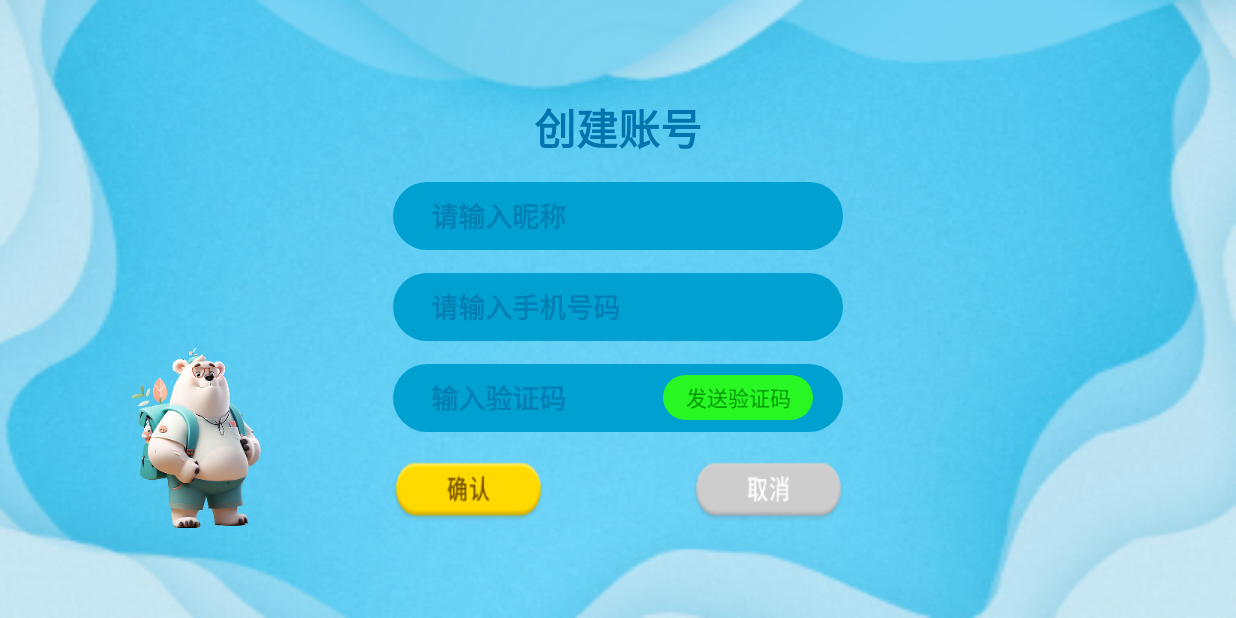
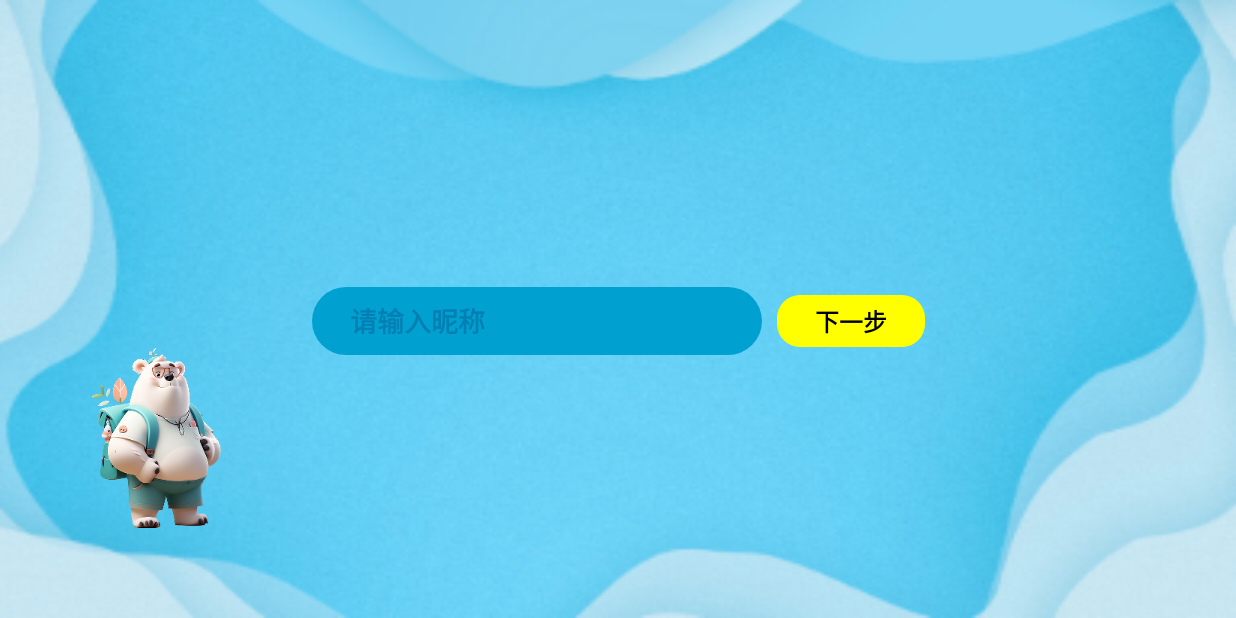
Before and after one commit to OnlyYuan/childrensmall, an Android app: the LoginActivity screen opened directly, with no data from a screen before it, on a phone screen of 824 x 412 dp (held sideways). Run offline under Robolectric (Android 15) with nearby library versions, the phone set to English and light mode, and no system bars; our stand-ins replace EventBus, data binding; libraries missing offline, so code that uses them is left out: com.gyf.immersionbar; 1 statement that could not run was skipped.

Commit message:
跟读和登录

```diff
--- a/app/src/main/java/com/cds/childrensmall/service/ClientSocketService.kt
+++ b/app/src/main/java/com/cds/childrensmall/service/ClientSocketService.kt
@@ -5,6 +5,7 @@ import android.content.Intent
 import android.os.IBinder
 import android.util.Log
 import com.cds.childrensmall.common.mainTouchStoryBtn
+import com.cds.childrensmall.common.readNextVoiceBtn
 import com.cds.childrensmall.common.readStartReadBtn
 import com.cds.childrensmall.common.unitySmallToBigString
 import com.cds.childrensmall.util.MySocket
@@ -77,7 +78,7 @@ class ClientSocketService : Service() {
     fun onReceiveMsg(msg: String){
         //Log.i("11","--->service ${msg}")
         when(msg){
-            readStartReadBtn->{//服务器返回的跟读
+            readStartReadBtn, readNextVoiceBtn ->{//服务器返回的跟读
 
             }
             else->{
--- a/app/src/main/java/com/cds/childrensmall/ui/LoginActivity.kt
+++ b/app/src/main/java/com/cds/childrensmall/ui/LoginActivity.kt
@@ -12,6 +12,7 @@ import com.cds.childrensmall.R
 import com.cds.childrensmall.base.BaseActivity
 import com.cds.childrensmall.databinding.ActivityLoginBinding
 import com.cds.childrensmall.util.SharedPreferencesUtils
+import com.cds.childrensmall.util.SoftKeyboardUtils
 import com.cds.childrensmall.util.net.DataHandler
 import com.cds.childrensmall.viewmodel.LoginViewModel
 import kotlinx.coroutines.launch
@@ -39,6 +40,54 @@ class LoginActivity : BaseActivity(), View.OnClickListener {
         mBinding.codeBtn.setOnClickListener(this)
         mBinding.cancelBtn.setOnClickListener(this)
         mBinding.confirmBtn.setOnClickListener(this)
+        mBinding.nextBtn.setOnClickListener(this)
+
+        mBinding.nickName.setOnFocusChangeListener { v, hasFocus ->
+            if (hasFocus){
+                mBinding.nickLayout.visibility = View.VISIBLE
+                mBinding.codeLayout.visibility = View.GONE
+                mBinding.phoneLayout.visibility = View.GONE
+                mBinding.title.visibility = View.GONE
+            }
+        }
+
+        mBinding.code.setOnFocusChangeListener { v, hasFocus ->
+            if (hasFocus){
+                mBinding.nickLayout.visibility = View.GONE
+                mBinding.codeLayout.visibility = View.VISIBLE
+                mBinding.phoneLayout.visibility = View.GONE
+                mBinding.title.visibility = View.GONE
+            }
+        }
+
+        mBinding.phoneNum.setOnFocusChangeListener { v, hasFocus ->
+            if (hasFocus){
+                mBinding.nickLayout.visibility = View.GONE
+                mBinding.codeLayout.visibility = View.GONE
+                mBinding.phoneLayout.visibility = View.VISIBLE
+                mBinding.title.visibility = View.GONE
+            }
+        }
+
+        //监听键盘搜索
+        SoftKeyboardUtils.setOnStatusChangedListener(
+            this@LoginActivity,
+            onStatusChangedListener = {
+                if (!it) {//隐藏键盘
+                    showAllView()
+                    mBinding.phoneNum.clearFocus()
+                    mBinding.nickName.clearFocus()
+                    mBinding.code.clearFocus()
+                }
+            })
+
+    }
+
+    private fun showAllView(){
+        mBinding.nickLayout.visibility = View.VISIBLE
+        mBinding.codeLayout.visibility = View.VISIBLE
+        mBinding.phoneLayout.visibility = View.VISIBLE
+        mBinding.title.visibility = View.VISIBLE
     }
 
     private fun initView() {
@@ -67,10 +116,23 @@ class LoginActivity : BaseActivity(), View.OnClickListener {
                    isCan =false
                    mBinding.codeBtn.text = countTime.toString()
                }
+               mBinding.phoneLayout.visibility = View.GONE
+               mBinding.codeLayout.visibility = View.VISIBLE
+               mBinding.code.isFocusable = true
+               mBinding.code.requestFocus()
+               mBinding.code.findFocus()
            }
 
            mBinding.cancelBtn->{
 
+           }
+
+           mBinding.nextBtn->{
+                 mBinding.phoneLayout.visibility = View.VISIBLE
+                 mBinding.nickLayout.visibility = View.GONE
+                 mBinding.phoneNum.isFocusable = true
+                 mBinding.phoneNum.requestFocus()
+                 mBinding.phoneNum.findFocus()
            }
 
            mBinding.confirmBtn->{
--- /dev/null
+++ b/app/src/main/java/com/cds/childrensmall/util/SoftKeyboardUtils.kt
@@ -0,0 +1,94 @@
+package com.cds.childrensmall.util
+
+import android.app.Activity
+import android.content.Context
+import android.graphics.Rect
+import android.view.View
+import android.view.inputmethod.InputMethodManager
+import android.widget.EditText
+import java.util.concurrent.atomic.AtomicBoolean
+
+object SoftKeyboardUtils {
+
+    /**
+     * 软键盘显示隐藏监听
+     *
+     * @param onStatusChangedListener   软键盘显示隐藏回调。true：显示；false：隐藏；
+     */
+    fun setOnStatusChangedListener(activity: Activity, onStatusChangedListener: (Boolean) -> Unit) {
+        val isShown = AtomicBoolean(false)//纪录根视图的显示高度
+        activity.window.decorView.viewTreeObserver.addOnGlobalLayoutListener {
+            val isShowing = isShowing(activity)
+            if (isShown.compareAndSet(!isShowing, isShowing)) {
+                onStatusChangedListener(isShowing)
+            }
+        }
+    }
+
+    /**
+     * 显示键盘
+     */
+    fun show(editText: EditText) {
+        editText.requestFocus()
+        editText.context.inputMethodManager.showSoftInput(
+            editText,
+            InputMethodManager.SHOW_IMPLICIT
+        )
+    }
+
+    /**
+     * 隐藏键盘
+     */
+    fun hide(view: View) {
+        view.context.inputMethodManager.hideSoftInputFromWindow(view.windowToken, 0)
+    }
+
+    /**
+     * 隐藏键盘
+     */
+    fun hide(activity: Activity) {
+        activity.currentFocus?.let {
+            hide(it)
+        }
+    }
+
+    /**
+     * 判断软键盘是否弹出
+     */
+    fun isShowing(activity: Activity): Boolean {
+        return getSoftKeyboardHeight(activity) > 0
+    }
+
+    /**
+     * 获取软键盘高度。
+     * 注意：需要在软键盘弹出后获取
+     */
+    fun getSoftKeyboardHeight(activity: Activity): Int {
+        val decorView = activity.window.decorView
+        val screenHeight = decorView.height
+        val statusBarHeight = getStatusBarHeight(activity)
+        val navigationBarHeight = getNavigationBarHeight(activity)
+        val r = Rect()
+        decorView.getWindowVisibleDisplayFrame(r)//可见的内容区域
+        val displayHeight: Int = r.bottom - r.top
+        return screenHeight - statusBarHeight - navigationBarHeight - displayHeight
+    }
+
+    /**
+     * 获得状态栏高度
+     */
+    fun getStatusBarHeight(context: Context): Int {
+        val resources = context.applicationContext.resources
+        val resourceId = resources.getIdentifier("status_bar_height", "dimen", "android")
+        return resources.getDimensionPixelSize(resourceId)
+    }
+
+    /**
+     * 获取底部导航栏高度
+     */
+    fun getNavigationBarHeight(context: Context): Int {
+        val resources = context.applicationContext.resources
+        val resourceId = resources.getIdentifier("navigation_bar_height", "dimen", "android")
+        return resources.getDimensionPixelSize(resourceId)
+    }
+}
--- a/app/src/main/java/com/cds/childrensmall/util/Utils.kt
+++ b/app/src/main/java/com/cds/childrensmall/util/Utils.kt
@@ -5,6 +5,7 @@ import android.content.res.AssetManager
 import android.content.res.Resources
 import android.text.Spannable
 import android.text.SpannableStringBuilder
+import android.view.inputmethod.InputMethodManager
 import java.io.BufferedReader
 import java.io.IOException
 import java.io.InputStreamReader
@@ -194,7 +195,7 @@ var totalSessionId = "000"
 
 //当前关卡进度
 var totalCurrentLevel = 0
-
+val Context.inputMethodManager: InputMethodManager get() = applicationContext.getSystemService(Context.INPUT_METHOD_SERVICE) as InputMethodManager
 /**
  * 分割图片的地址 eg  img:/profile/images/v2/cat.png
  */
--- /dev/null
+++ b/app/src/main/res/drawable/yellow_btn_shape.xml
@@ -0,0 +1,9 @@
+<?xml version="1.0" encoding="utf-8"?>
+<shape xmlns:android="http://schemas.android.com/apk/res/android"
+    android:shape="rectangle" >
+    <solid android:color="@color/yellow" />
+    <corners
+        android:radius="15dp"
+        />
+
+</shape>
--- a/app/src/main/res/layout/activity_login.xml
+++ b/app/src/main/res/layout/activity_login.xml
@@ -22,7 +22,7 @@
 
         <LinearLayout
             android:id="@+id/linearLayout"
-            android:layout_width="300dp"
+            android:layout_width="wrap_content"
             android:layout_height="wrap_content"
             android:orientation="vertical"
             android:gravity="center"
@@ -32,6 +32,7 @@
             app:layout_constraintTop_toTopOf="parent">
 
             <TextView
+                android:id="@+id/title"
                 android:layout_width="wrap_content"
                 android:layout_height="wrap_content"
                 android:text="创建账号"
@@ -40,6 +41,12 @@
                 android:textSize="28sp"
                 />
 
+            <LinearLayout
+                android:id="@+id/nickLayout"
+                android:layout_width="wrap_content"
+                android:layout_height="45dp"
+                android:orientation="horizontal"
+                android:layout_marginTop="15dp">
 
                 <EditText
                     android:id="@+id/nickName"
@@ -50,9 +57,31 @@
                     android:textColor="@color/text_blue"
                     android:textStyle="bold"
                     android:paddingStart="25dp"
-                android:layout_marginTop="15dp"
                     android:imeOptions="flagNoExtractUi"
                     android:background="@drawable/login_input_bg_shape"/>
+
+                <TextView
+                    android:id="@+id/nextBtn"
+                    android:layout_width="wrap_content"
+                    android:layout_height="wrap_content"
+                    android:background="@drawable/yellow_btn_shape"
+                    android:gravity="center"
+                    android:paddingHorizontal="25dp"
+                    android:paddingVertical="5dp"
+                    android:text="@string/next_step_string"
+                    android:textColor="@color/black"
+                    android:textStyle="bold"
+                    android:textSize="16sp"
+                    android:layout_marginStart="10dp"
+                    />
+            </LinearLayout>
+
+        <LinearLayout
+            android:id="@+id/phoneLayout"
+            android:layout_width="wrap_content"
+            android:layout_height="45dp"
+            android:orientation="horizontal"
+            android:layout_marginTop="15dp">
 
             <EditText
                 android:id="@+id/phoneNum"
@@ -65,32 +94,8 @@
                 android:textColor="@color/text_blue"
                 android:textStyle="bold"
                 android:paddingStart="25dp"
-                android:layout_marginTop="15dp"
                 android:background="@drawable/login_input_bg_shape"/>
 
-
-            <LinearLayout
-                android:layout_width="300dp"
-                android:layout_height="45dp"
-                android:orientation="horizontal"
-                android:layout_marginTop="15dp"
-                android:gravity="center_vertical"
-                android:background="@drawable/login_input_bg_shape"
-                >
-
-                <EditText
-                    android:id="@+id/code"
-                    android:layout_width="180dp"
-                    android:layout_height="45dp"
-                    android:background="@null"
-                    android:hint="输入验证码"
-                    android:imeOptions="flagNoExtractUi"
-                    android:inputType="number"
-                    android:textColorHint="@color/text_hint_blue"
-                    android:textColor="@color/text_blue"
-                    android:textStyle="bold"
-                    android:paddingStart="25dp"
-                    />
 
             <TextView
                 android:id="@+id/codeBtn"
@@ -99,21 +104,60 @@
                 android:text="发送验证码"
                 android:textColor="@color/text_code_green"
                 android:gravity="center"
+                android:textSize="16sp"
                 android:clickable="true"
                 android:focusable="true"
+                android:layout_marginStart="10dp"
                 android:background="@drawable/code_btn_can_shape"
                 />
 
+
+        </LinearLayout>
+
+
+        <LinearLayout
+            android:id="@+id/codeLayout"
+            android:layout_width="wrap_content"
+            android:layout_height="45dp"
+            android:orientation="horizontal"
+            android:layout_marginTop="15dp"
+            android:gravity="center_vertical"
+            >
+
+            <EditText
+                android:id="@+id/code"
+                android:layout_width="300dp"
+                android:layout_height="45dp"
+                android:hint="输入验证码"
+                android:imeOptions="flagNoExtractUi"
+                android:inputType="number"
+                android:textColorHint="@color/text_hint_blue"
+                android:textColor="@color/text_blue"
+                android:textStyle="bold"
+                android:paddingStart="25dp"
+                android:background="@drawable/login_input_bg_shape"
+                />
+            <TextView
+                android:id="@+id/confirmBtn"
+                android:layout_width="100dp"
+                android:layout_height="36dp"
+                android:clickable="true"
+                android:focusable="true"
+                android:background="@mipmap/confirm"
+                app:layout_constraintBottom_toBottomOf="parent"
+                app:layout_constraintStart_toStartOf="parent"
+                app:layout_constraintTop_toTopOf="parent" />
         </LinearLayout>
 
             <androidx.constraintlayout.widget.ConstraintLayout
                 android:layout_width="match_parent"
                 android:layout_height="wrap_content"
                 android:layout_marginTop="20dp"
+                android:visibility="gone"
                >
 
                 <TextView
-                    android:id="@+id/confirmBtn"
+                    android:id="@+id/confirmBtn2"
                     android:layout_width="100dp"
                     android:layout_height="40dp"
                     android:clickable="true"
--- a/app/src/main/res/layout/activity_splash.xml
+++ b/app/src/main/res/layout/activity_splash.xml
@@ -18,12 +18,11 @@
         <TextView
             android:id="@+id/goLogin"
             android:layout_width="100dp"
-            android:layout_height="100dp"
-            android:background="@color/text_code_green"
+            android:layout_height="200dp"
             app:layout_constraintBottom_toBottomOf="parent"
             app:layout_constraintEnd_toEndOf="parent"
             app:layout_constraintStart_toStartOf="parent"
-            app:layout_constraintTop_toTopOf="parent" />
+            />
 
 
     </androidx.constraintlayout.widget.ConstraintLayout>
--- a/app/src/main/res/values/colors.xml
+++ b/app/src/main/res/values/colors.xml
@@ -12,6 +12,7 @@
     <color name="text_blue">#0173AD</color>
     <color name="text_hint_blue">#037FB3</color>
     <color name="text_code_green">#009601</color>
+    <color name="yellow">#ffff00</color>
 
 
 </resources>
--- a/app/src/main/res/values/strings.xml
+++ b/app/src/main/res/values/strings.xml
@@ -2,4 +2,5 @@
     <string name="app_name">小屏</string>
     <string name="star_num_string">x %1$s </string>
     <string name="connect_tips">【请点击右上角二维码扫描按钮进行连接】 </string>
+    <string name="next_step_string">下一步</string>
 </resources>
```
Also changed, not shown: app/src/main/java/com/cds/childrensmall/ui/ReadActivity.kt (+19 -10 lines). Lines whose indentation alone changed are shown as unchanged.
